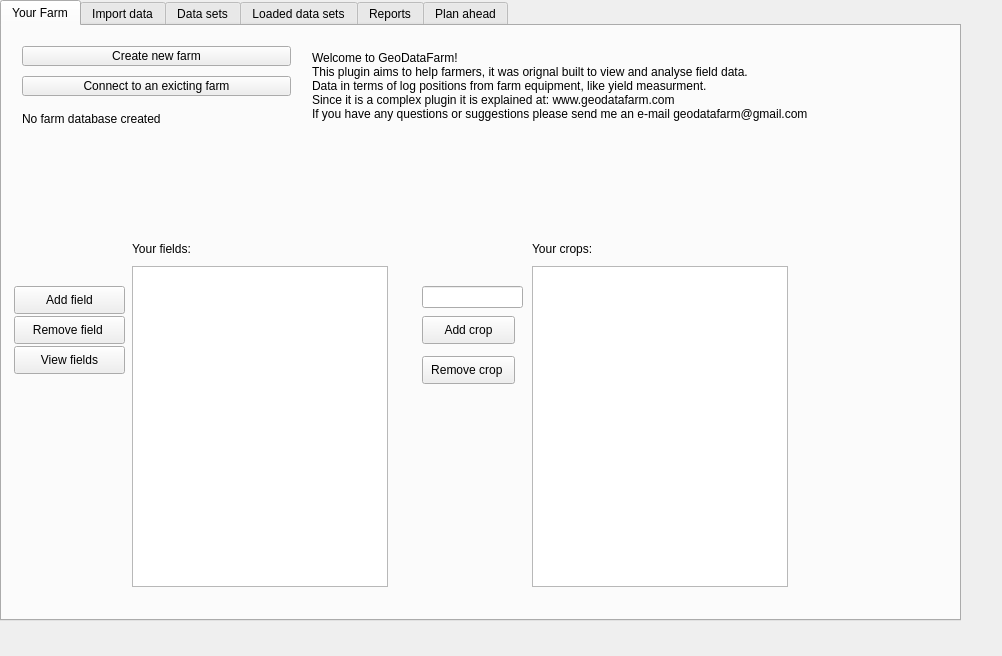
Before: the Qt Designer form GeoDataFarm_dockwidget_base.ui in axelande/geodatafarm3, drawn with Qt 5.
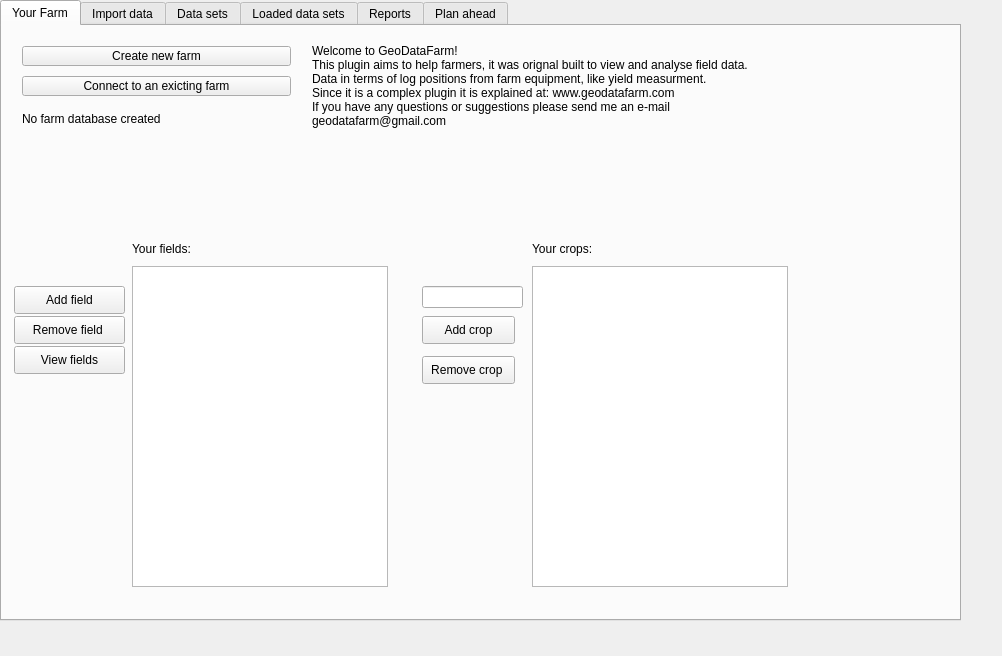
After: the same form once the commit is applied. The open tabs and pages were chosen to show the change. Custom widgets are drawn as their Qt base class.

Commit message: Added a new icon and added it to the main dialog

The edit to the form file:
```diff
--- a/GeoDataFarm_dockwidget_base.ui
+++ b/GeoDataFarm_dockwidget_base.ui
@@ -107,7 +107,7 @@
        <rect>
         <x>310</x>
         <y>10</y>
-        <width>601</width>
+        <width>541</width>
         <height>101</height>
        </rect>
       </property>
@@ -116,7 +116,8 @@
 This plugin aims to help farmers, it was orignal built to view and analyse field data.
 Data in terms of log positions from farm equipment, like yield measurment.
 Since it is a complex plugin it is explained at: www.geodatafarm.com
-If you have any questions or suggestions please send me an e-mail geodatafarm@gmail.com</string>
+If you have any questions or suggestions please send me an e-mail
+geodatafarm@gmail.com</string>
       </property>
       <property name="textFormat">
        <enum>Qt::AutoText</enum>
```
Left out of the diff: 22 changed lines with no effect on the pictures. The commit also changes 2 other files.
